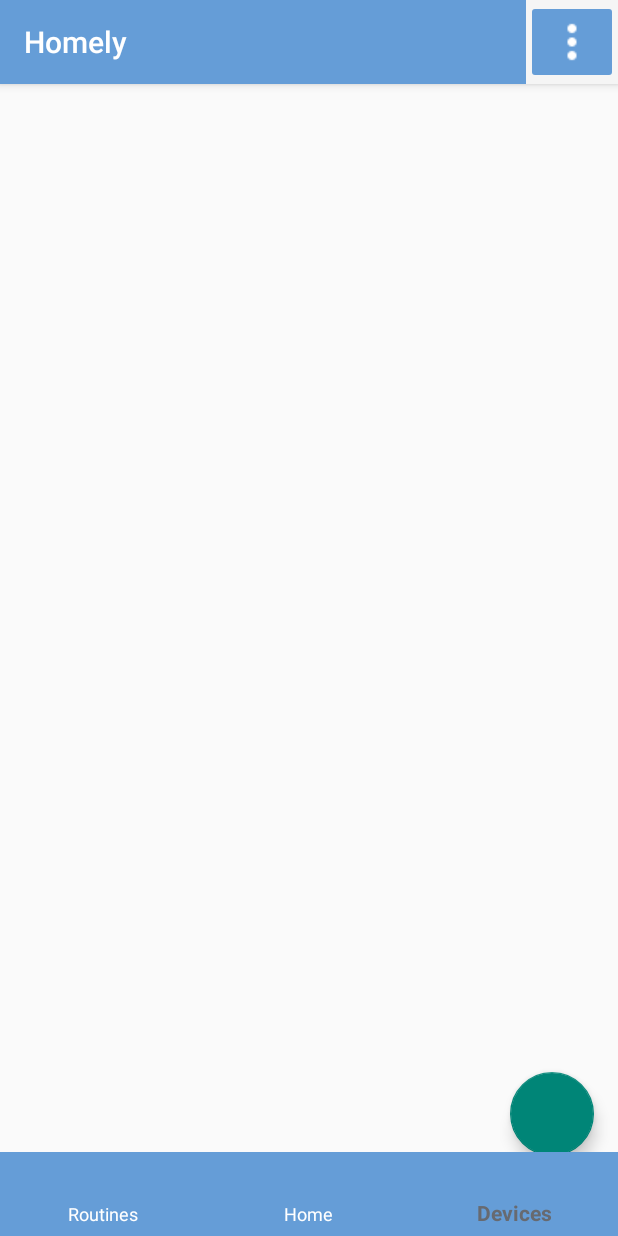
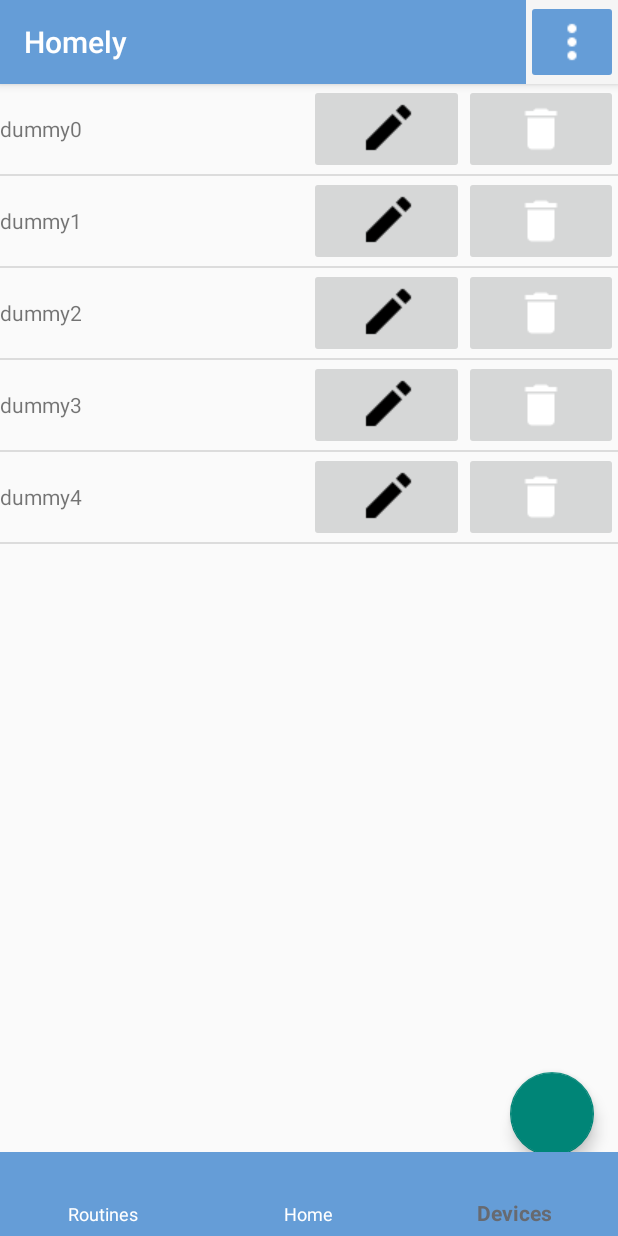
Before and after one commit to cguzzetti/HCI-mobile, an Android app: the screen it shows after launch (MainActivity), item 3 of the bottom bar chosen, on a phone screen of 412 x 824 dp. Run offline under Robolectric (Android 15) with nearby library versions, the phone set to English and light mode, and no system bars.

Commit message:
Devices tab
terminé de conectar el custom adapter

```diff
--- a/app/src/main/java/com/example/agusosimani/Homely/DevicesArrayAdapter.java
+++ b/app/src/main/java/com/example/agusosimani/Homely/DevicesArrayAdapter.java
@@ -21,8 +21,8 @@ public class DevicesArrayAdapter extends ArrayAdapter<Device> {
     private static final String TAG = "DevicesAdapter";
     private ArrayList<Device> devices = new ArrayList<>();
    // private Context context;
-    public DevicesArrayAdapter(Context context, ArrayList<Device> devices) {
-        super(context, R.layout.list_view_item , devices);
+    public DevicesArrayAdapter(Context context, int resource,  ArrayList<Device> devices) {
+        super(context, resource , devices);
         //this.devices = devices;
        // this.context = context;
     }
--- a/app/src/main/java/com/example/agusosimani/Homely/DevicesTab.java
+++ b/app/src/main/java/com/example/agusosimani/Homely/DevicesTab.java
@@ -1,5 +1,6 @@
 package com.example.agusosimani.Homely;
 
+import android.content.Intent;
 import android.support.v4.app.Fragment;
 import android.os.Bundle;
 import android.support.annotation.NonNull;
@@ -9,6 +10,7 @@ import android.view.LayoutInflater;
 import android.view.MenuItem;
 import android.view.View;
 import android.view.ViewGroup;
+import android.widget.AdapterView;
 import android.widget.ListView;
 
 import java.util.ArrayList;
@@ -17,8 +19,19 @@ public class DevicesTab extends Fragment{
     private static String TAG = "device_list";
     private static ArrayList<Device> devices;
     private ListView listView;
+    static DevicesArrayAdapter adapter;
     private View view;
 
+    public DevicesTab(){
+        super();
+        devices = new ArrayList<>();
+        devices.add(new Device("dummy0",false));
+        devices.add(new Device("dummy1",false));
+        devices.add(new Device("dummy2",false));
+        devices.add(new Device("dummy3",false));
+        devices.add(new Device("dummy4",false));
+
+    }
     @Override
     public void onResume(){
         update();
@@ -26,6 +39,9 @@ public class DevicesTab extends Fragment{
     }
 
     public void update(){
+        adapter = new DevicesArrayAdapter(getActivity(), R.layout.list_view_item, DevicesTab.devices);
+        ListView lView = view.findViewById(R.id.list_view);
+        lView.setAdapter(adapter);
 
     }
 
@@ -35,4 +51,5 @@ public class DevicesTab extends Fragment{
 
         return view;
     }
+
 }
```
Also changed, not shown: app/src/main/res/layout/activity_devices.xml (deleted, +0 -72 lines).
